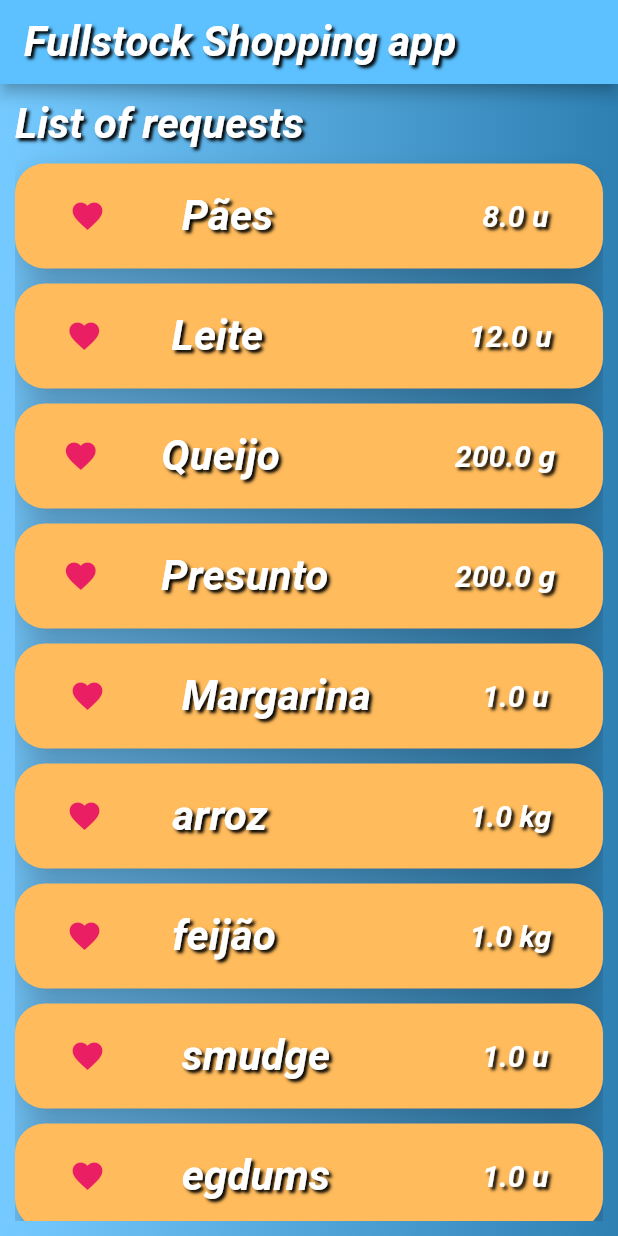
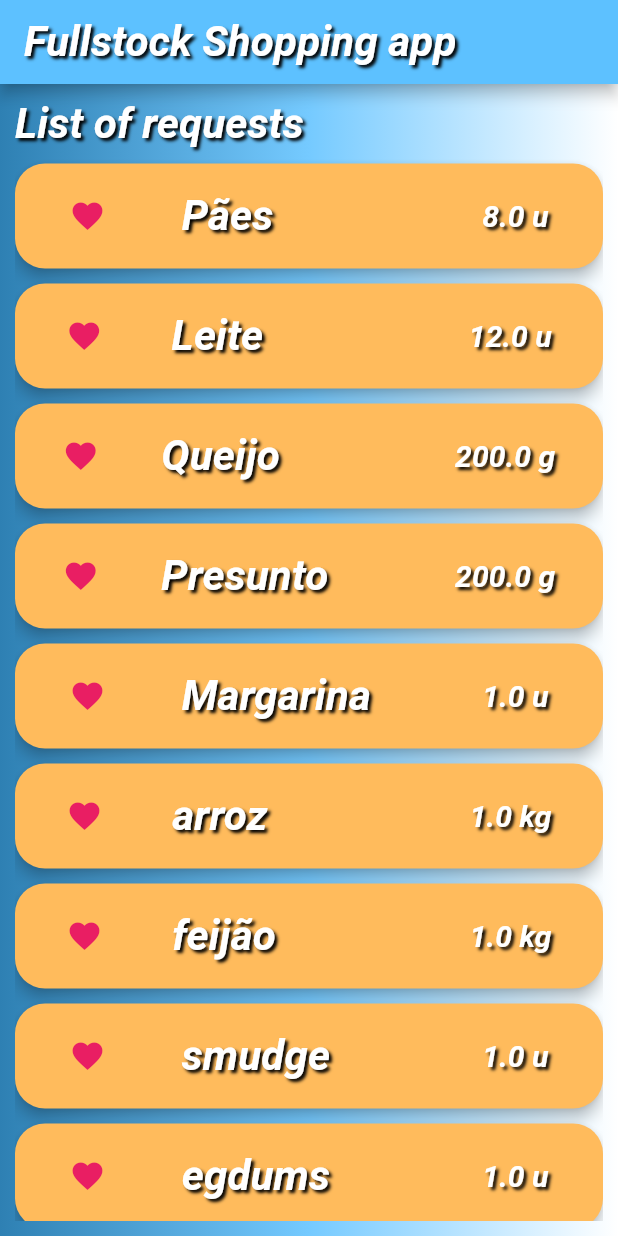
Before and after one commit to GabrielMartins173/FullStockMobileShoppingApp, a Flutter app: the screen it shows after launch, on a phone screen of 412 x 824 dp. Run offline on Flutter 3.47's test engine with Material 2 defaults, Android fonts, the phone set to English and light mode, and no system bars.

Commit message:
shadow fix

```diff
--- a/lib/main.dart
+++ b/lib/main.dart
@@ -75,8 +75,8 @@ class _MyHomePageState extends State<MyHomePage> {
             highlightColor: Color(COR_DO_AFRONOQUIO),
             splashColor: Color(COR_DO_AFRONOQUIO),
             textTheme: ButtonTextTheme.accent,
-            elevation: 12.0,
-            highlightElevation: 1.0,
+            elevation: 4.0,
+            highlightElevation: 0.0,
             onPressed: () {
               print("Smudge is my lord");
             },
@@ -152,7 +152,7 @@ class _MyHomePageState extends State<MyHomePage> {
         child: Container(
           decoration: BoxDecoration(
               gradient: LinearGradient(
-            colors: [Color(AZULZIN), Color(AZULAO)],
+            colors: [Color(AZULAO), Color(AZULZIN), Colors.white],
           )),
           padding: EdgeInsets.all(10.0),
           child: ListView(
```
Also changed, not shown: 1 other file.
